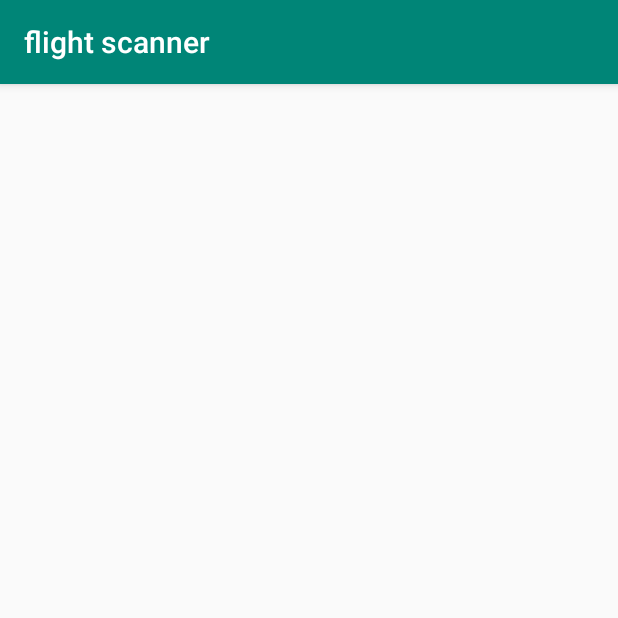
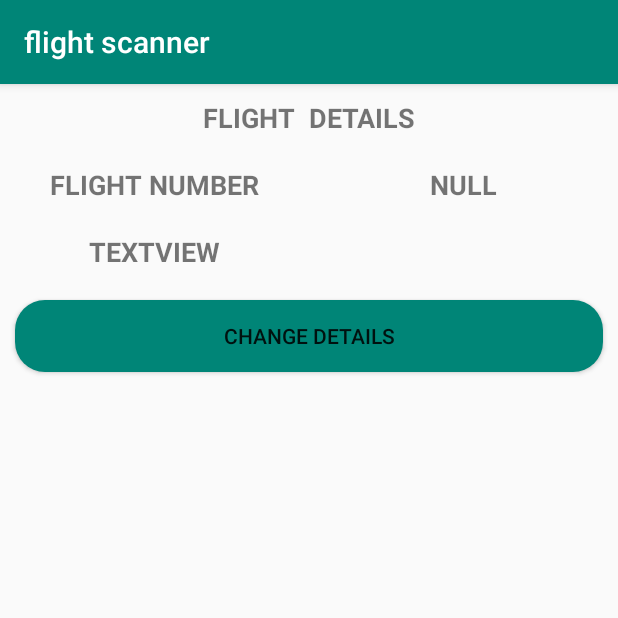
Before and after one commit to Hyper-Matrix/Airport-maintenance-app, an Android app: the retrieve screen opened directly, with no data from a screen before it, on a phone screen of 412 x 824 dp, the top half of it. Run offline under Robolectric (Android 15) with nearby library versions, the phone set to English and light mode, and no system bars; our stand-ins replace Firebase (no records; nobody signed in at launch, a user with empty details on screens opened directly); 1 statement that could not run was skipped.

Commit message:
final commit

```diff
--- a/app/build.gradle
+++ b/app/build.gradle
@@ -25,12 +25,13 @@ dependencies {
     implementation fileTree(dir: 'libs', include: ['*.jar'])
     implementation 'androidx.appcompat:appcompat:1.1.0'
     implementation 'androidx.constraintlayout:constraintlayout:1.1.3'
-    implementation 'com.google.firebase:firebase-auth:16.0.5'
+    implementation 'com.google.firebase:firebase-auth:19.3.2'
     implementation 'com.google.firebase:firebase-ml-vision:18.0.1'
+    implementation 'com.google.firebase:firebase-database:19.3.1'
     testImplementation 'junit:junit:4.12'
     androidTestImplementation 'androidx.test:runner:1.2.0'
     androidTestImplementation 'androidx.test.espresso:espresso-core:3.2.0'
-    implementation 'com.wonderkiln:camerakit:0.13.1'
+    implementation 'com.wonderkiln:camerakit:0.12.6'
     implementation 'com.github.d-max:spots-dialog:1.1@aar'
 
 }
--- a/app/src/main/java/com/example/flightscanner/retrieve.java
+++ b/app/src/main/java/com/example/flightscanner/retrieve.java
@@ -1,14 +1,44 @@
 package com.example.flightscanner;
 
+import androidx.annotation.NonNull;
 import androidx.appcompat.app.AppCompatActivity;
 
 import android.os.Bundle;
+import android.widget.TextView;
+
+import com.google.firebase.database.DataSnapshot;
+import com.google.firebase.database.DatabaseError;
+import com.google.firebase.database.DatabaseReference;
+import com.google.firebase.database.FirebaseDatabase;
+import com.google.firebase.database.ValueEventListener;
 
 public class retrieve extends AppCompatActivity {
+TextView tvflight,tvengine;
 
     @Override
     protected void onCreate(Bundle savedInstanceState) {
         super.onCreate(savedInstanceState);
         setContentView(R.layout.activity_retrieve);
+        String val = getIntent().getStringExtra("SCANNED").toString();
+        FirebaseDatabase database = FirebaseDatabase.getInstance();
+        DatabaseReference myRef = database.getReference("flight").child(val);
+        final TextView tvflight = findViewById(R.id.tvflight);
+        final TextView tvengine = findViewById(R.id.tvengine);
+       myRef.addValueEventListener(new ValueEventListener() {
+           @Override
+           public void onDataChange(@NonNull DataSnapshot snapshot) {
+               String value1 = snapshot.child("Engine").getValue(String.class);
+               String value2 = String.valueOf(snapshot.child("flightNo").getValue(String.class));
+               tvflight.setText(value2);
+              tvengine.setText(value1);
+
+           }
+
+           @Override
+           public void onCancelled(@NonNull DatabaseError error) {
+
+           }
+       });
+
     }
 }
--- a/app/src/main/java/com/example/flightscanner/scanner.java
+++ b/app/src/main/java/com/example/flightscanner/scanner.java
@@ -133,12 +133,16 @@ AlertDialog waitingdialog;
                         });
                 AlertDialog dialog = builder.create();
                 dialog.show();
-
+                Intent intent = new Intent(scanner.this,retrieve.class);
+                intent.putExtra("SCANNED",barcode.getRawValue());
+                startActivity(intent);
 
             }
                 break;
             case FirebaseVisionBarcode.TYPE_URL: {
-                Intent intent = new Intent(Intent.ACTION_VIEW, Uri.parse(barcode.getRawValue()));
+               // Intent intent = new Intent(Intent.ACTION_VIEW, Uri.parse(barcode.getRawValue()));
+                Intent intent = new Intent(scanner.this,retrieve.class);
+                intent.putExtra("SCANNED",barcode.getRawValue());
                 startActivity(intent);
             }
             break;
--- a/app/src/main/res/layout/activity_main.xml
+++ b/app/src/main/res/layout/activity_main.xml
@@ -49,6 +49,7 @@
         android:layout_marginRight="50dp"
         android:layout_marginBottom="50dp"
         android:hint="Enter your password"
+        android:inputType="textPassword"
         android:textAppearance="@style/TextAppearance.AppCompat.Body2"
         app:layout_constraintBottom_toBottomOf="parent"
         app:layout_constraintEnd_toEndOf="parent"
--- a/app/src/main/res/layout/activity_register.xml
+++ b/app/src/main/res/layout/activity_register.xml
@@ -47,6 +47,7 @@
         android:layout_marginRight="50dp"
         android:layout_marginBottom="50dp"
         android:hint="Enter your password"
+        android:inputType="textPassword"
         android:textAppearance="@style/TextAppearance.AppCompat.Body2"
         app:layout_constraintBottom_toBottomOf="parent"
         app:layout_constraintEnd_toEndOf="parent"
--- a/app/src/main/res/layout/activity_retrieve.xml
+++ b/app/src/main/res/layout/activity_retrieve.xml
@@ -1,9 +1,99 @@
 <?xml version="1.0" encoding="utf-8"?>
-<androidx.constraintlayout.widget.ConstraintLayout xmlns:android="http://schemas.android.com/apk/res/android"
+<LinearLayout xmlns:android="http://schemas.android.com/apk/res/android"
     xmlns:app="http://schemas.android.com/apk/res-auto"
     xmlns:tools="http://schemas.android.com/tools"
     android:layout_width="match_parent"
     android:layout_height="match_parent"
+    android:orientation="vertical"
     tools:context=".retrieve">
 
-</androidx.constraintlayout.widget.ConstraintLayout>
+    <TextView
+        android:id="@+id/textView6"
+        android:layout_width="match_parent"
+        android:layout_height="wrap_content"
+        android:layout_margin="10dp"
+        android:gravity="center"
+        android:text="FLIGHT  DETAILS"
+
+        android:textAllCaps="true"
+        android:textSize="18sp"
+        android:textStyle="bold" />
+
+    <LinearLayout
+        android:layout_width="match_parent"
+        android:layout_height="wrap_content"
+        android:orientation="horizontal">
+
+        <LinearLayout
+            android:layout_width="match_parent"
+            android:layout_height="wrap_content"
+            android:layout_weight="1"
+            android:orientation="vertical">
+
+            <TextView
+                android:id="@+id/textView"
+                android:layout_width="match_parent"
+                android:layout_height="wrap_content"
+                android:layout_margin="10dp"
+                android:gravity="center"
+                android:text="FLIGHT NUMBER"
+
+                android:textAllCaps="true"
+                android:textSize="18sp"
+                android:textStyle="bold" />
+
+            <TextView
+                android:id="@+id/textView2"
+                android:layout_width="match_parent"
+                android:layout_height="wrap_content"
+                android:layout_margin="10dp"
+                android:gravity="center"
+                android:text="TextView"
+
+                android:textAllCaps="true"
+                android:textSize="18sp"
+                android:textStyle="bold" />
+        </LinearLayout>
+
+        <LinearLayout
+            android:layout_width="match_parent"
+            android:layout_height="wrap_content"
+            android:layout_weight="1"
+            android:orientation="vertical">
+
+            <TextView
+                android:id="@+id/tvflight"
+                android:layout_width="match_parent"
+                android:layout_height="wrap_content"
+                android:layout_margin="10dp"
+                android:gravity="center"
+                android:text="TextView"
+
+                android:textAllCaps="true"
+                android:textSize="18sp"
+                android:textStyle="bold" />
+
+            <TextView
+                android:id="@+id/tvengine"
+                android:layout_width="match_parent"
+                android:layout_height="wrap_content"
+                android:layout_margin="10dp"
+                android:gravity="center"
+                android:text="TextView"
+
+                android:textAllCaps="true"
+                android:textSize="18sp"
+                android:textStyle="bold" />
+        </LinearLayout>
+
+    </LinearLayout>
+
+    <Button
+        android:id="@+id/button2"
+        android:layout_width="match_parent"
+        android:layout_height="wrap_content"
+        android:layout_margin="10dp"
+        android:background="@drawable/buttons"
+        android:text="CHANGE DETAILS" />
+
+</LinearLayout>
```
Also changed, not shown: 3 other files.
